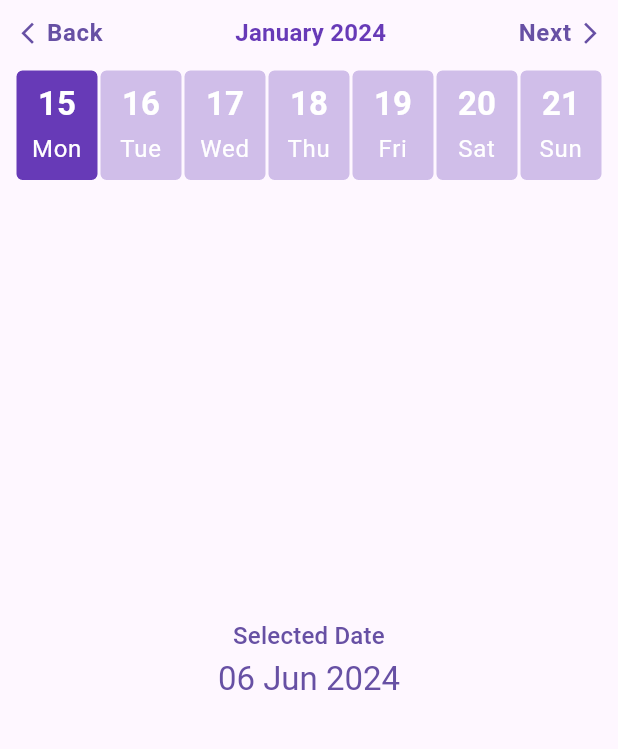
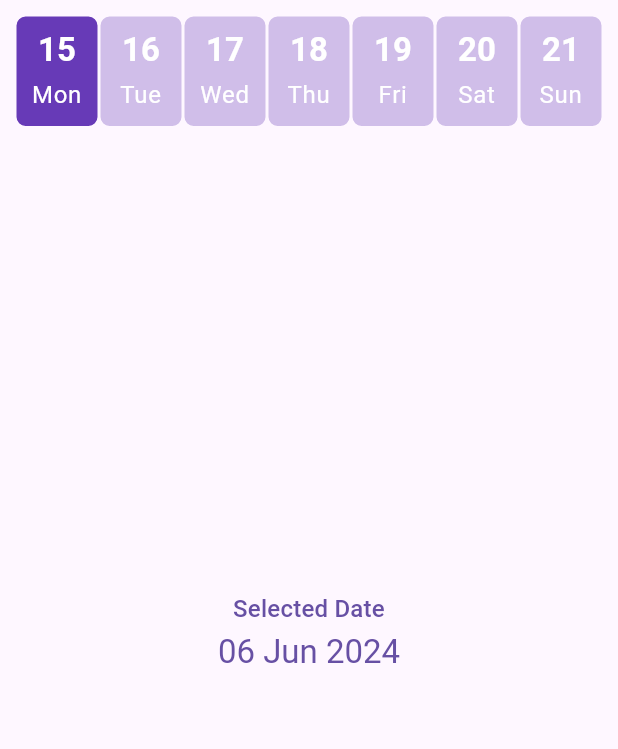
Before and after one commit to chandabdullah/horizontal_week_calendar, a Flutter app: the screen it shows after launch, on a phone screen of 412 x 824 dp, the part 84-833 px from its top. Run offline on Flutter 3.47's test engine with Material 3 defaults, Android fonts, the phone set to English and light mode, and no system bars; drawn by our look-alikes of carousel_slider.

Commit message:
showTopNavbar + Fixings

```diff
--- a/example/lib/horizotal_week_calendar/horizontal_week_calendar.dart
+++ b/example/lib/horizotal_week_calendar/horizontal_week_calendar.dart
@@ -134,11 +134,13 @@ class HorizontalWeekCalendar extends StatefulWidget {
   /// Default value will be `MMMM yyyy`
   final String? monthFormat;
 
-  final DateTime? minDate;
+  final DateTime minDate;
 
-  final DateTime? maxDate;
+  final DateTime maxDate;
 
-  final DateTime? initialDate;
+  final DateTime initialDate;
+
+  final bool showTopNavbar;
 
   HorizontalWeekCalendar({
     super.key,
@@ -146,10 +148,10 @@ class HorizontalWeekCalendar extends StatefulWidget {
     this.onWeekChange,
     this.activeBackgroundColor,
     this.inactiveBackgroundColor,
-    this.disabledBackgroundColor,
+    this.disabledBackgroundColor = Colors.grey,
     this.activeTextColor = Colors.white,
-    this.inactiveTextColor,
-    this.disabledTextColor,
+    this.inactiveTextColor = Colors.white,
+    this.disabledTextColor = Colors.white,
     this.activeNavigatorColor,
     this.inactiveNavigatorColor,
     this.monthColor,
@@ -158,13 +160,15 @@ class HorizontalWeekCalendar extends StatefulWidget {
     this.scrollPhysics = const ClampingScrollPhysics(),
     this.showNavigationButtons = true,
     this.monthFormat,
-    this.minDate,
-    this.maxDate,
-    this.initialDate,
-  })  : assert(minDate != null && maxDate != null),
-        assert(minDate!.isBefore(maxDate!)),
-        assert(minDate!.isBefore(initialDate ?? DateTime.now()) &&
-            (initialDate ?? DateTime.now()).isBefore(maxDate!)),
+    required this.minDate,
+    required this.maxDate,
+    required this.initialDate,
+    this.showTopNavbar = true,
+  })  :
+        // assert(minDate != null && maxDate != null),
+        assert(minDate.isBefore(maxDate)),
+        assert(
+            minDate.isBefore(initialDate) && (initialDate).isBefore(maxDate)),
         super();
 
   @override
@@ -192,8 +196,8 @@ class _HorizontalWeekCalendarState extends State<HorizontalWeekCalendar> {
   DateTime getDate(DateTime d) => DateTime(d.year, d.month, d.day);
 
   initCalender() {
-    final date = widget.initialDate ?? today;
-    selectedDate = widget.initialDate ?? today;
+    final date = widget.initialDate;
+    selectedDate = widget.initialDate;
 
     DateTime startOfCurrentWeek = widget.weekStartFrom == WeekStartFrom.Monday
         ? getDate(date.subtract(Duration(days: date.weekday - 1)))
@@ -220,13 +224,13 @@ class _HorizontalWeekCalendarState extends State<HorizontalWeekCalendar> {
     for (int index = 0; index < 7; index++) {
       DateTime minusDate = startFrom.add(Duration(days: -(index + 1)));
       minus7Days.add(minusDate);
-      if (widget.minDate != null) {
-        if (minusDate.add(const Duration(days: 1)).isAfter(widget.minDate!)) {
+      // if (widget.minDate != null) {
+      if (minusDate.add(const Duration(days: 1)).isAfter(widget.minDate)) {
         canAdd = true;
       }
-      } else {
-        canAdd = true;
-      }
+      // } else {
+      //   canAdd = true;
+      // }
     }
     if (canAdd == true) {
       listOfWeeks.add(minus7Days.reversed.toList());
@@ -308,26 +312,24 @@ class _HorizontalWeekCalendarState extends State<HorizontalWeekCalendar> {
   // =================
 
   bool _isReachMinimum(DateTime dateTime) {
-    return widget.minDate?.add(const Duration(days: -1)).isBefore(dateTime) ??
-        false;
+    return widget.minDate.add(const Duration(days: -1)).isBefore(dateTime);
   }
 
   bool _isReachMaximum(DateTime dateTime) {
-    return widget.maxDate?.add(const Duration(days: 1)).isAfter(dateTime) ??
-        false;
+    return widget.maxDate.add(const Duration(days: 1)).isAfter(dateTime);
   }
 
   bool _isNextDisabled() {
     DateTime lastDate = listOfWeeks[currentWeekIndex].last;
-    if (widget.maxDate != null) {
+    // if (widget.maxDate != null) {
     String lastDateFormatted = DateFormat('yyyy/MM/dd').format(lastDate);
-      String maxDateFormatted =
-          DateFormat('yyyy/MM/dd').format(widget.maxDate!);
+    String maxDateFormatted = DateFormat('yyyy/MM/dd').format(widget.maxDate);
     if (lastDateFormatted == maxDateFormatted) return true;
-    }
+    // }
 
     bool isAfter =
-        widget.maxDate == null ? false : lastDate.isAfter(widget.maxDate!);
+        // widget.maxDate == null ? false :
+        lastDate.isAfter(widget.maxDate);
 
     return isAfter;
     // return listOfWeeks[currentWeekIndex].last.isBefore(DateTime.now());
@@ -335,15 +337,15 @@ class _HorizontalWeekCalendarState extends State<HorizontalWeekCalendar> {
 
   bool isBackDisabled() {
     DateTime firstDate = listOfWeeks[currentWeekIndex].first;
-    if (widget.minDate != null) {
+    // if (widget.minDate != null) {
     String firstDateFormatted = DateFormat('yyyy/MM/dd').format(firstDate);
-      String minDateFormatted =
-          DateFormat('yyyy/MM/dd').format(widget.minDate!);
+    String minDateFormatted = DateFormat('yyyy/MM/dd').format(widget.minDate);
     if (firstDateFormatted == minDateFormatted) return true;
-    }
+    // }
 
     bool isBefore =
-        widget.minDate == null ? false : firstDate.isBefore(widget.minDate!);
+        // widget.minDate == null ? false :
+        firstDate.isBefore(widget.minDate);
 
     return isBefore;
     // return listOfWeeks[currentWeekIndex].last.isBefore(DateTime.now());
@@ -370,6 +372,7 @@ class _HorizontalWeekCalendarState extends State<HorizontalWeekCalendar> {
         ? const SizedBox()
         : Column(
             children: [
+              if (widget.showTopNavbar)
                 Row(
                   crossAxisAlignment: CrossAxisAlignment.center,
                   mainAxisAlignment: MainAxisAlignment.spaceBetween,
@@ -463,9 +466,7 @@ class _HorizontalWeekCalendarState extends State<HorizontalWeekCalendar> {
                         : const SizedBox(),
                   ],
                 ),
-              const SizedBox(
-                height: 12,
-              ),
+              if (widget.showTopNavbar) const SizedBox(height: 12),
               CarouselSlider(
                 carouselController: carouselController,
                 items: [
--- a/example/lib/main.dart
+++ b/example/lib/main.dart
@@ -55,7 +55,19 @@ class _HorizontalWeekCalendarPackageState
           child: Column(
             children: [
               HorizontalWeekCalendar(
+                minDate: DateTime(2023, 12, 31),
+                maxDate: DateTime(2024, 1, 31),
+                initialDate: DateTime(2024, 1, 15),
+                onDateChange: (date) {
+                  setState(() {
+                    selectedDate = date;
+                  });
+                },
+                showTopNavbar: false,
+                monthFormat: "MMMM yyyy",
+                showNavigationButtons: true,
                 weekStartFrom: WeekStartFrom.Monday,
+                borderRadius: BorderRadius.circular(7),
                 activeBackgroundColor: Colors.deepPurple,
                 activeTextColor: Colors.white,
                 inactiveBackgroundColor: Colors.deepPurple.withOpacity(.3),
@@ -65,18 +77,6 @@ class _HorizontalWeekCalendarPackageState
                 activeNavigatorColor: Colors.deepPurple,
                 inactiveNavigatorColor: Colors.grey,
                 monthColor: Colors.deepPurple,
-                onDateChange: (date) {
-                  setState(() {
-                    selectedDate = date;
-                  });
-                },
-                borderRadius: BorderRadius.circular(5),
-                showNavigationButtons: true,
-                monthFormat: "MMMM yyyy",
-                minDate: DateTime(2023, 12, 31),
-                maxDate: DateTime(2024, 1, 31),
-                initialDate: DateTime(2024, 1, 15),
-                // initialDate: DateTime(2024, 4, 6),
               ),
               Expanded(
                 child: Column(
--- a/lib/horizontal_week_calendar.dart
+++ b/lib/horizontal_week_calendar.dart
@@ -134,11 +134,13 @@ class HorizontalWeekCalendar extends StatefulWidget {
   /// Default value will be `MMMM yyyy`
   final String? monthFormat;
 
-  final DateTime? minDate;
+  final DateTime minDate;
 
-  final DateTime? maxDate;
+  final DateTime maxDate;
 
-  final DateTime? initialDate;
+  final DateTime initialDate;
+
+  final bool showTopNavbar;
 
   HorizontalWeekCalendar({
     super.key,
@@ -146,10 +148,10 @@ class HorizontalWeekCalendar extends StatefulWidget {
     this.onWeekChange,
     this.activeBackgroundColor,
     this.inactiveBackgroundColor,
-    this.disabledBackgroundColor,
+    this.disabledBackgroundColor = Colors.grey,
     this.activeTextColor = Colors.white,
-    this.inactiveTextColor,
-    this.disabledTextColor,
+    this.inactiveTextColor = Colors.white,
+    this.disabledTextColor = Colors.white,
     this.activeNavigatorColor,
     this.inactiveNavigatorColor,
     this.monthColor,
@@ -158,13 +160,15 @@ class HorizontalWeekCalendar extends StatefulWidget {
     this.scrollPhysics = const ClampingScrollPhysics(),
     this.showNavigationButtons = true,
     this.monthFormat,
-    this.minDate,
-    this.maxDate,
-    this.initialDate,
-  })  : assert(minDate != null && maxDate != null),
-        assert(minDate!.isBefore(maxDate!)),
-        assert(minDate!.isBefore(initialDate ?? DateTime.now()) &&
-            (initialDate ?? DateTime.now()).isBefore(maxDate!)),
+    required this.minDate,
+    required this.maxDate,
+    required this.initialDate,
+    this.showTopNavbar = true,
+  })  :
+        // assert(minDate != null && maxDate != null),
+        assert(minDate.isBefore(maxDate)),
+        assert(
+            minDate.isBefore(initialDate) && (initialDate).isBefore(maxDate)),
         super();
 
   @override
@@ -192,8 +196,8 @@ class _HorizontalWeekCalendarState extends State<HorizontalWeekCalendar> {
   DateTime getDate(DateTime d) => DateTime(d.year, d.month, d.day);
 
   initCalender() {
-    final date = widget.initialDate ?? today;
-    selectedDate = widget.initialDate ?? today;
+    final date = widget.initialDate;
+    selectedDate = widget.initialDate;
 
     DateTime startOfCurrentWeek = widget.weekStartFrom == WeekStartFrom.Monday
         ? getDate(date.subtract(Duration(days: date.weekday - 1)))
@@ -220,13 +224,13 @@ class _HorizontalWeekCalendarState extends State<HorizontalWeekCalendar> {
     for (int index = 0; index < 7; index++) {
       DateTime minusDate = startFrom.add(Duration(days: -(index + 1)));
       minus7Days.add(minusDate);
-      if (widget.minDate != null) {
-        if (minusDate.add(const Duration(days: 1)).isAfter(widget.minDate!)) {
+      // if (widget.minDate != null) {
+      if (minusDate.add(const Duration(days: 1)).isAfter(widget.minDate)) {
         canAdd = true;
       }
-      } else {
-        canAdd = true;
-      }
+      // } else {
+      //   canAdd = true;
+      // }
     }
     if (canAdd == true) {
       listOfWeeks.add(minus7Days.reversed.toList());
@@ -308,26 +312,24 @@ class _HorizontalWeekCalendarState extends State<HorizontalWeekCalendar> {
   // =================
 
   bool _isReachMinimum(DateTime dateTime) {
-    return widget.minDate?.add(const Duration(days: -1)).isBefore(dateTime) ??
-        false;
+    return widget.minDate.add(const Duration(days: -1)).isBefore(dateTime);
   }
 
   bool _isReachMaximum(DateTime dateTime) {
-    return widget.maxDate?.add(const Duration(days: 1)).isAfter(dateTime) ??
-        false;
+    return widget.maxDate.add(const Duration(days: 1)).isAfter(dateTime);
   }
 
   bool _isNextDisabled() {
     DateTime lastDate = listOfWeeks[currentWeekIndex].last;
-    if (widget.maxDate != null) {
+    // if (widget.maxDate != null) {
     String lastDateFormatted = DateFormat('yyyy/MM/dd').format(lastDate);
-      String maxDateFormatted =
-          DateFormat('yyyy/MM/dd').format(widget.maxDate!);
+    String maxDateFormatted = DateFormat('yyyy/MM/dd').format(widget.maxDate);
     if (lastDateFormatted == maxDateFormatted) return true;
-    }
+    // }
 
     bool isAfter =
-        widget.maxDate == null ? false : lastDate.isAfter(widget.maxDate!);
+        // widget.maxDate == null ? false :
+        lastDate.isAfter(widget.maxDate);
 
     return isAfter;
     // return listOfWeeks[currentWeekIndex].last.isBefore(DateTime.now());
@@ -335,15 +337,15 @@ class _HorizontalWeekCalendarState extends State<HorizontalWeekCalendar> {
 
   bool isBackDisabled() {
     DateTime firstDate = listOfWeeks[currentWeekIndex].first;
-    if (widget.minDate != null) {
+    // if (widget.minDate != null) {
     String firstDateFormatted = DateFormat('yyyy/MM/dd').format(firstDate);
-      String minDateFormatted =
-          DateFormat('yyyy/MM/dd').format(widget.minDate!);
+    String minDateFormatted = DateFormat('yyyy/MM/dd').format(widget.minDate);
     if (firstDateFormatted == minDateFormatted) return true;
-    }
+    // }
 
     bool isBefore =
-        widget.minDate == null ? false : firstDate.isBefore(widget.minDate!);
+        // widget.minDate == null ? false :
+        firstDate.isBefore(widget.minDate);
 
     return isBefore;
     // return listOfWeeks[currentWeekIndex].last.isBefore(DateTime.now());
@@ -370,6 +372,7 @@ class _HorizontalWeekCalendarState extends State<HorizontalWeekCalendar> {
         ? const SizedBox()
         : Column(
             children: [
+              if (widget.showTopNavbar)
                 Row(
                   crossAxisAlignment: CrossAxisAlignment.center,
                   mainAxisAlignment: MainAxisAlignment.spaceBetween,
@@ -463,9 +466,7 @@ class _HorizontalWeekCalendarState extends State<HorizontalWeekCalendar> {
                         : const SizedBox(),
                   ],
                 ),
-              const SizedBox(
-                height: 12,
-              ),
+              if (widget.showTopNavbar) const SizedBox(height: 12),
               CarouselSlider(
                 carouselController: carouselController,
                 items: [
--- a/pubspec.yaml
+++ b/pubspec.yaml
@@ -1,6 +1,6 @@
 name: horizontal_week_calendar
 description: A horizontal week calender with on change week and on date selected function
-version: 0.0.16
+version: 0.0.17
 homepage: https://github.com/chandabdullah/horizontal_week_calendar
 
 environment:
```
Also changed, not shown: 1 other file. Lines whose indentation alone changed are shown as unchanged.
